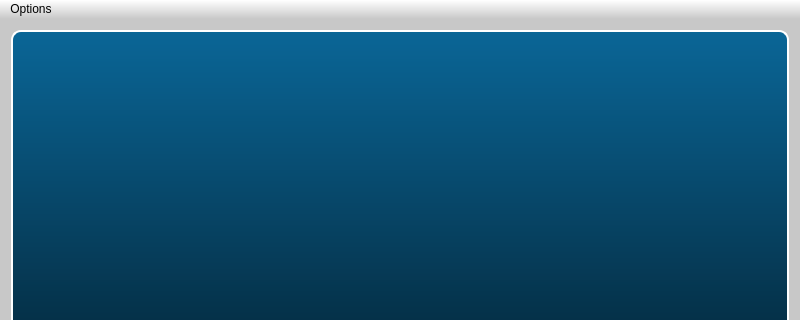
Old version of the form src/saisie3D/mainwindow.ui in the repository micmacIGN/micmac; both pictures show x 0 to 800 and y 0 to 320 of the 800 by 600 pixel window.
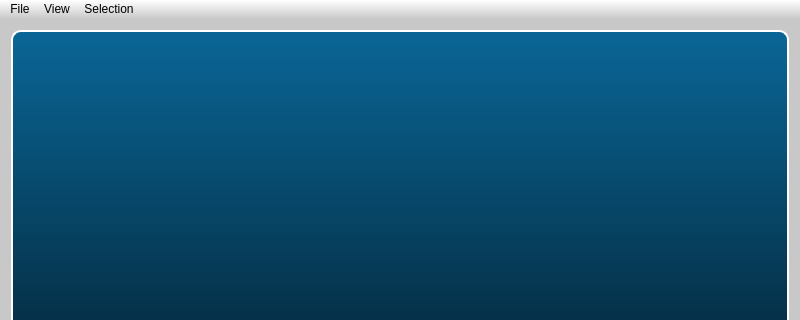
New version of the form. Icons and pictures are not drawn.

Commit message: Saisie3D: modifs de l'ui

What changed in the file:
```diff
--- a/src/saisie3D/mainwindow.ui
+++ b/src/saisie3D/mainwindow.ui
@@ -86,7 +86,7 @@
    </property>
    <widget class="QMenu" name="menuOptions">
     <property name="title">
-     <string>Options</string>
+     <string>View</string>
     </property>
     <widget class="QMenu" name="menuStandard_views">
      <property name="title">
@@ -107,15 +107,26 @@
     <addaction name="actionShow_ball"/>
     <addaction name="actionShow_cams"/>
     <addaction name="actionShow_help_messages"/>
-    <addaction name="separator"/>
+   </widget>
+   <widget class="QMenu" name="menuSelection">
+    <property name="title">
+     <string>Selection</string>
+    </property>
     <addaction name="actionTogglePoints_selection"/>
     <addaction name="actionUndo"/>
-    <addaction name="separator"/>
+   </widget>
+   <widget class="QMenu" name="menuFile">
+    <property name="title">
+     <string>File</string>
+    </property>
+    <addaction name="actionLoad_plys"/>
     <addaction name="actionLoad_camera"/>
     <addaction name="actionExport_mask"/>
     <addaction name="actionLoad_and_Export"/>
    </widget>
+   <addaction name="menuFile"/>
    <addaction name="menuOptions"/>
+   <addaction name="menuSelection"/>
   </widget>
   <action name="actionFullScreen">
    <property name="checkable">
```
Left out of the diff: 44 changed lines with no effect on the pictures. The commit also changes 7 other files.
